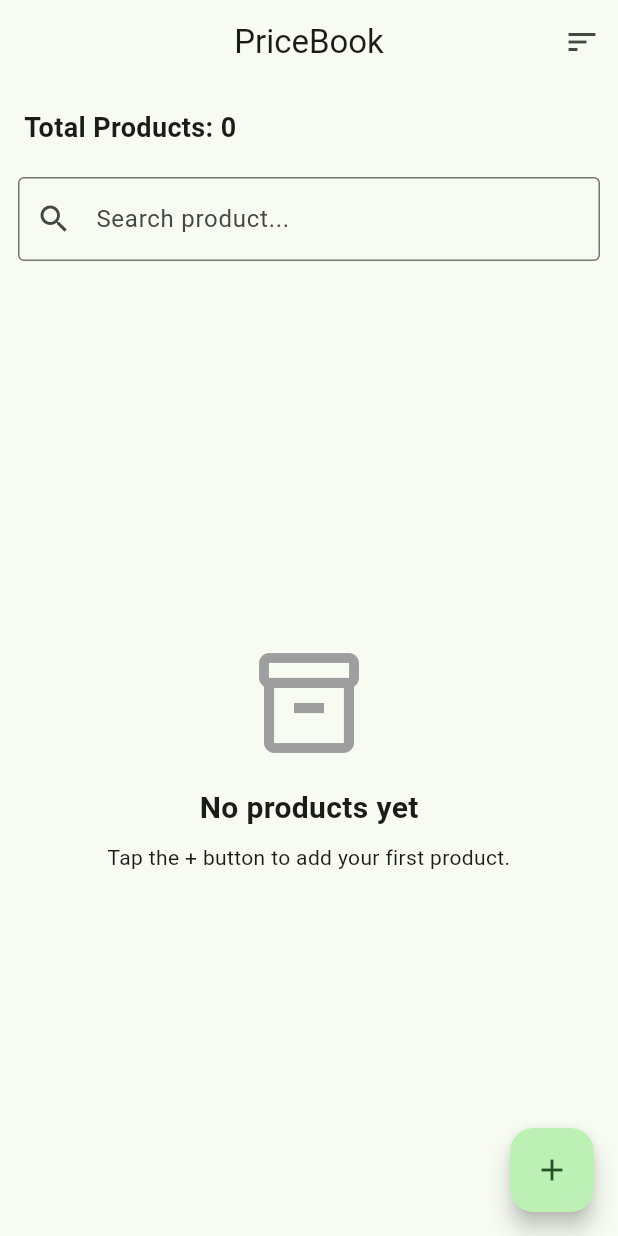
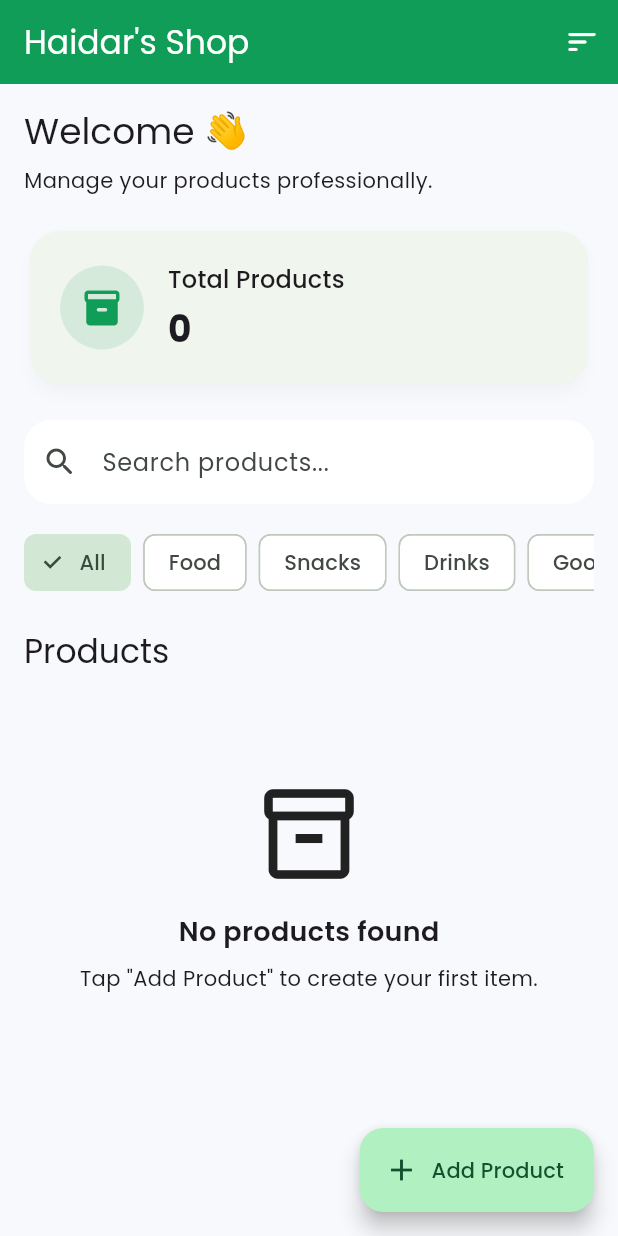
Before and after one commit to elrider-stack/pricebook, a Flutter app: the screen it shows after launch, on a phone screen of 412 x 824 dp. Run offline on Flutter 3.47's test engine with Material 3 defaults, Android fonts, the phone set to English and light mode, and no system bars; our stand-ins replace flex_color_scheme, google_fonts, sqflite; accounts and stored records are empty.

Commit message:
Premium Dashboard UI

```diff
--- a/lib/main.dart
+++ b/lib/main.dart
@@ -2,26 +2,37 @@ import 'package:flutter/material.dart';
 import 'package:provider/provider.dart';
 
 import 'providers/product_provider.dart';
+import 'providers/theme_provider.dart';
 import 'screens/home_screen.dart';
+import 'themes/app_theme.dart';
 
 void main() {
-  runApp(const PriceBookApp());
+  runApp(const HaidarsShopApp());
 }
 
-class PriceBookApp extends StatelessWidget {
-  const PriceBookApp({super.key});
+class HaidarsShopApp extends StatelessWidget {
+  const HaidarsShopApp({super.key});
 
   @override
   Widget build(BuildContext context) {
-    return ChangeNotifierProvider(
-      create: (_) => ProductProvider(),
-      child: MaterialApp(
-        debugShowCheckedModeBanner: false,
-        title: 'PriceBook',
-        theme: ThemeData(
-          colorScheme: ColorScheme.fromSeed(seedColor: Colors.green),
-        ),
-        home: const HomeScreen(),
+    return MultiProvider(
+      providers: [
+        ChangeNotifierProvider(create: (_) => ProductProvider()),
+        ChangeNotifierProvider(create: (_) => ThemeProvider()),
+      ],
+      child: Consumer<ThemeProvider>(
+        builder: (context, themeProvider, child) {
+          return MaterialApp(
+            debugShowCheckedModeBanner: false,
+            title: "Haidar's Shop",
+
+            theme: AppTheme.light,
+            darkTheme: AppTheme.dark,
+            themeMode: themeProvider.themeMode,
+
+            home: const HomeScreen(),
+          );
+        },
       ),
     );
   }
--- /dev/null
+++ b/lib/providers/theme_provider.dart
@@ -0,0 +1,26 @@
+import 'package:flutter/material.dart';
+
+class ThemeProvider extends ChangeNotifier {
+  ThemeMode _themeMode = ThemeMode.system;
+
+  ThemeMode get themeMode => _themeMode;
+
+  bool get isDarkMode => _themeMode == ThemeMode.dark;
+
+  void setThemeMode(ThemeMode mode) {
+    if (_themeMode == mode) return;
+
+    _themeMode = mode;
+    notifyListeners();
+  }
+
+  void toggleTheme() {
+    if (_themeMode == ThemeMode.dark) {
+      _themeMode = ThemeMode.light;
+    } else {
+      _themeMode = ThemeMode.dark;
+    }
+
+    notifyListeners();
+  }
+}
--- a/lib/screens/home_screen.dart
+++ b/lib/screens/home_screen.dart
@@ -2,6 +2,9 @@ import 'package:flutter/material.dart';
 import 'package:provider/provider.dart';
 
 import '../providers/product_provider.dart';
+import '../widgets/dashboard_card.dart';
+import '../widgets/premium_search_bar.dart';
+import '../widgets/category_chip.dart';
 import '../widgets/product_tile.dart';
 import 'add_product_screen.dart';
 
@@ -18,6 +21,7 @@ class _HomeScreenState extends State<HomeScreen> {
     super.initState();
 
     WidgetsBinding.instance.addPostFrameCallback((_) {
+      if (!mounted) return;
       context.read<ProductProvider>().loadProducts();
     });
   }
@@ -28,94 +32,24 @@ class _HomeScreenState extends State<HomeScreen> {
 
     return Scaffold(
       appBar: AppBar(
-        title: const Text('PriceBook'),
-        centerTitle: true,
+        centerTitle: false,
+        title: const Text("Haidar's Shop"),
         actions: [
           PopupMenuButton<SortType>(
-            icon: const Icon(Icons.sort),
+            icon: const Icon(Icons.sort_rounded),
             onSelected: provider.sortProducts,
             itemBuilder: (_) => const [
               PopupMenuItem(value: SortType.newest, child: Text('Newest')),
               PopupMenuItem(value: SortType.oldest, child: Text('Oldest')),
-              PopupMenuItem(value: SortType.name, child: Text('Name A-Z')),
-              PopupMenuItem(
-                value: SortType.priceLow,
-                child: Text('Price Low-High'),
-              ),
-              PopupMenuItem(
-                value: SortType.priceHigh,
-                child: Text('Price High-Low'),
-              ),
+              PopupMenuItem(value: SortType.name, child: Text('Name')),
+              PopupMenuItem(value: SortType.priceLow, child: Text('Price ↑')),
+              PopupMenuItem(value: SortType.priceHigh, child: Text('Price ↓')),
             ],
           ),
         ],
       ),
-      body: Column(
-        children: [
-          Padding(
-            padding: const EdgeInsets.fromLTRB(16, 16, 16, 8),
-            child: Align(
-              alignment: Alignment.centerLeft,
-              child: Text(
-                'Total Products: ${provider.totalProducts}',
-                style: const TextStyle(
-                  fontSize: 18,
-                  fontWeight: FontWeight.bold,
-                ),
-              ),
-            ),
-          ),
-          Padding(
-            padding: const EdgeInsets.all(12),
-            child: TextField(
-              decoration: const InputDecoration(
-                hintText: 'Search product...',
-                prefixIcon: Icon(Icons.search),
-                border: OutlineInputBorder(),
-              ),
-              onChanged: provider.search,
-            ),
-          ),
-          Expanded(
-            child: provider.products.isEmpty
-                ? const Center(
-                    child: Column(
-                      mainAxisAlignment: MainAxisAlignment.center,
-                      children: [
-                        Icon(
-                          Icons.inventory_2_outlined,
-                          size: 80,
-                          color: Colors.grey,
-                        ),
-                        SizedBox(height: 16),
-                        Text(
-                          'No products yet',
-                          style: TextStyle(
-                            fontSize: 20,
-                            fontWeight: FontWeight.bold,
-                          ),
-                        ),
-                        SizedBox(height: 8),
-                        Text(
-                          'Tap the + button to add your first product.',
-                          textAlign: TextAlign.center,
-                        ),
-                      ],
-                    ),
-                  )
-                : ListView.builder(
-                    itemCount: provider.products.length,
-                    itemBuilder: (_, index) {
-                      return ProductTile(
-                        product: provider.products[index],
-                        onRefresh: provider.loadProducts,
-                      );
-                    },
-                  ),
-          ),
-        ],
-      ),
-      floatingActionButton: FloatingActionButton(
+
+      floatingActionButton: FloatingActionButton.extended(
         onPressed: () async {
           await Navigator.push(
             context,
@@ -126,7 +60,98 @@ class _HomeScreenState extends State<HomeScreen> {
 
           provider.loadProducts();
         },
-        child: const Icon(Icons.add),
+        icon: const Icon(Icons.add),
+        label: const Text('Add Product'),
+      ),
+
+      body: SafeArea(
+        child: ListView(
+          padding: const EdgeInsets.all(16),
+          children: [
+            Text(
+              'Welcome 👋',
+              style: Theme.of(context).textTheme.headlineSmall,
+            ),
+
+            const SizedBox(height: 6),
+
+            Text(
+              'Manage your products professionally.',
+              style: Theme.of(context).textTheme.bodyMedium,
+            ),
+
+            const SizedBox(height: 20),
+
+            DashboardCard(
+              icon: Icons.inventory_2_rounded,
+              title: 'Total Products',
+              value: provider.totalProducts.toString(),
+              color: Theme.of(context).colorScheme.primary,
+            ),
+
+            const SizedBox(height: 20),
+
+            PremiumSearchBar(onChanged: provider.search),
+
+            const SizedBox(height: 18),
+
+            SizedBox(
+              height: 42,
+              child: ListView(
+                scrollDirection: Axis.horizontal,
+                children: provider.categories
+                    .map(
+                      (category) => CategoryChip(
+                        label: category,
+                        selected: provider.selectedCategory == category,
+                        onTap: () {
+                          provider.selectCategory(category);
+                        },
+                      ),
+                    )
+                    .toList(),
+              ),
+            ),
+
+            const SizedBox(height: 24),
+
+            Text('Products', style: Theme.of(context).textTheme.titleLarge),
+
+            const SizedBox(height: 12),
+
+            if (provider.products.isEmpty)
+              const Padding(
+                padding: EdgeInsets.symmetric(vertical: 60),
+                child: Center(
+                  child: Column(
+                    children: [
+                      Icon(Icons.inventory_2_outlined, size: 72),
+                      SizedBox(height: 16),
+                      Text(
+                        'No products found',
+                        style: TextStyle(
+                          fontSize: 18,
+                          fontWeight: FontWeight.w600,
+                        ),
+                      ),
+                      SizedBox(height: 8),
+                      Text(
+                        'Tap "Add Product" to create your first item.',
+                        textAlign: TextAlign.center,
+                      ),
+                    ],
+                  ),
+                ),
+              )
+            else
+              ...provider.products.map(
+                (product) => ProductTile(
+                  product: product,
+                  onRefresh: provider.loadProducts,
+                ),
+              ),
+          ],
+        ),
       ),
     );
   }
--- /dev/null
+++ b/lib/themes/app_theme.dart
@@ -0,0 +1,70 @@
+import 'package:flex_color_scheme/flex_color_scheme.dart';
+import 'package:flutter/material.dart';
+import 'package:google_fonts/google_fonts.dart';
+
+class AppTheme {
+  AppTheme._();
+
+  static const Color primary = Color(0xFF0F9D58);
+  static const Color secondary = Color(0xFFC9A227);
+
+  static ThemeData light =
+      FlexThemeData.light(
+        scheme: FlexScheme.material,
+        primary: primary,
+        secondary: secondary,
+        surfaceMode: FlexSurfaceMode.highScaffoldLowSurface,
+        blendLevel: 8,
+        useMaterial3: true,
+        appBarStyle: FlexAppBarStyle.primary,
+        subThemesData: const FlexSubThemesData(
+          blendOnLevel: 12,
+          blendOnColors: true,
+          defaultRadius: 18,
+          cardRadius: 20,
+          inputDecoratorRadius: 16,
+          fabRadius: 18,
+          elevatedButtonRadius: 16,
+          outlinedButtonRadius: 16,
+          textButtonRadius: 16,
+          chipRadius: 20,
+        ),
+        visualDensity: FlexColorScheme.comfortablePlatformDensity,
+      ).copyWith(
+        textTheme: GoogleFonts.poppinsTextTheme(),
+        scaffoldBackgroundColor: const Color(0xFFF7F9FC),
+        cardTheme: CardThemeData(
+          elevation: 3,
+          shadowColor: Colors.black12,
+          shape: RoundedRectangleBorder(
+            borderRadius: BorderRadius.circular(20),
+          ),
+        ),
+      );
+
+  static ThemeData dark =
+      FlexThemeData.dark(
+        scheme: FlexScheme.material,
+        primary: primary,
+        secondary: secondary,
+        surfaceMode: FlexSurfaceMode.highSurfaceLowScaffold,
+        blendLevel: 12,
+        useMaterial3: true,
+        appBarStyle: FlexAppBarStyle.primary,
+        subThemesData: const FlexSubThemesData(
+          blendOnLevel: 20,
+          blendOnColors: true,
+          defaultRadius: 18,
+          cardRadius: 20,
+          inputDecoratorRadius: 16,
+          fabRadius: 18,
+          elevatedButtonRadius: 16,
+          outlinedButtonRadius: 16,
+          textButtonRadius: 16,
+          chipRadius: 20,
+        ),
+        visualDensity: FlexColorScheme.comfortablePlatformDensity,
+      ).copyWith(
+        textTheme: GoogleFonts.poppinsTextTheme(ThemeData.dark().textTheme),
+      );
+}
--- /dev/null
+++ b/lib/widgets/category_chip.dart
@@ -0,0 +1,26 @@
+import 'package:flutter/material.dart';
+
+class CategoryChip extends StatelessWidget {
+  final String label;
+  final bool selected;
+  final VoidCallback? onTap;
+
+  const CategoryChip({
+    super.key,
+    required this.label,
+    this.selected = false,
+    this.onTap,
+  });
+
+  @override
+  Widget build(BuildContext context) {
+    return Padding(
+      padding: const EdgeInsets.only(right: 8),
+      child: ChoiceChip(
+        label: Text(label),
+        selected: selected,
+        onSelected: (_) => onTap?.call(),
+      ),
+    );
+  }
+}
--- /dev/null
+++ b/lib/widgets/dashboard_card.dart
@@ -0,0 +1,58 @@
+import 'package:flutter/material.dart';
+
+class DashboardCard extends StatelessWidget {
+  final IconData icon;
+  final String title;
+  final String value;
+  final Color color;
+  final VoidCallback? onTap;
+
+  const DashboardCard({
+    super.key,
+    required this.icon,
+    required this.title,
+    required this.value,
+    required this.color,
+    this.onTap,
+  });
+
+  @override
+  Widget build(BuildContext context) {
+    return Card(
+      elevation: 4,
+      clipBehavior: Clip.antiAlias,
+      shape: RoundedRectangleBorder(borderRadius: BorderRadius.circular(20)),
+      child: InkWell(
+        onTap: onTap,
+        borderRadius: BorderRadius.circular(20),
+        child: Padding(
+          padding: const EdgeInsets.all(20),
+          child: Row(
+            children: [
+              CircleAvatar(
+                radius: 28,
+                backgroundColor: color.withValues(alpha: 0.12),
+                child: Icon(icon, color: color, size: 28),
+              ),
+              const SizedBox(width: 16),
+              Expanded(
+                child: Column(
+                  crossAxisAlignment: CrossAxisAlignment.start,
+                  children: [
+                    Text(title, style: Theme.of(context).textTheme.titleMedium),
+                    const SizedBox(height: 6),
+                    Text(
+                      value,
+                      style: Theme.of(context).textTheme.headlineSmall
+                          ?.copyWith(fontWeight: FontWeight.bold),
+                    ),
+                  ],
+                ),
+              ),
+            ],
+          ),
+        ),
+      ),
+    );
+  }
+}
--- /dev/null
+++ b/lib/widgets/premium_search_bar.dart
@@ -0,0 +1,25 @@
+import 'package:flutter/material.dart';
+
+class PremiumSearchBar extends StatelessWidget {
+  final ValueChanged<String> onChanged;
+
+  const PremiumSearchBar({super.key, required this.onChanged});
+
+  @override
+  Widget build(BuildContext context) {
+    return TextField(
+      onChanged: onChanged,
+      decoration: InputDecoration(
+        hintText: 'Search products...',
+        prefixIcon: const Icon(Icons.search_rounded),
+        filled: true,
+        fillColor: Theme.of(context).cardColor,
+        border: OutlineInputBorder(
+          borderRadius: BorderRadius.circular(18),
+          borderSide: BorderSide.none,
+        ),
+        contentPadding: const EdgeInsets.symmetric(vertical: 16),
+      ),
+    );
+  }
+}
```
Also changed, not shown: lib/providers/product_provider.dart (+31 -15 lines), lib/widgets/product_tile.dart (+125 -13 lines), pubspec.yaml (+11 -3 lines), pubspec.lock, 3 other files.
